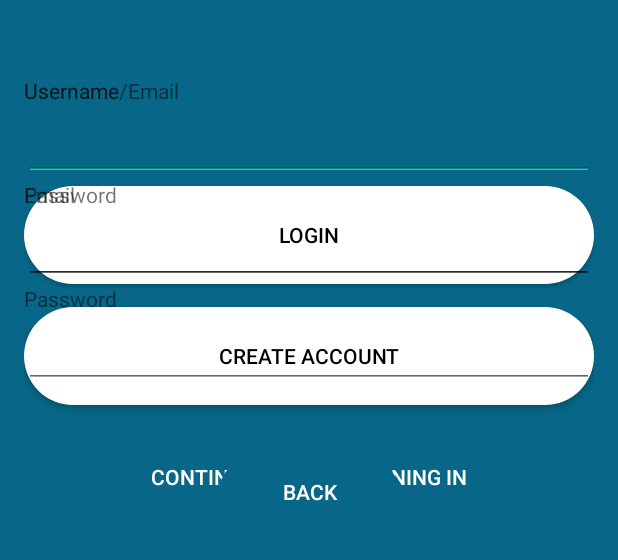
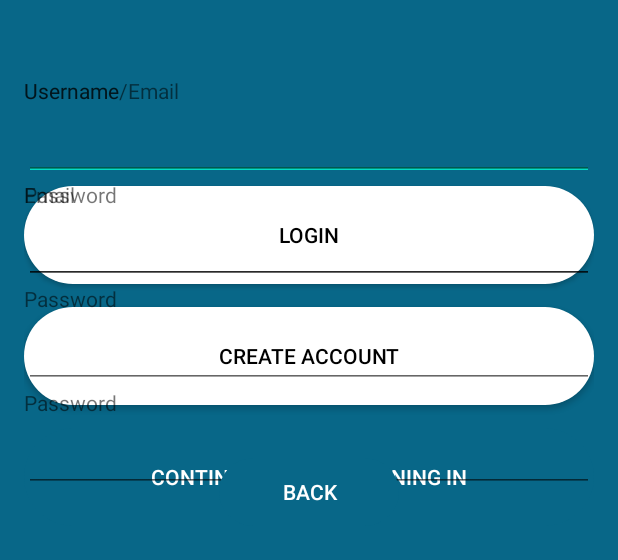
Before and after one commit to EthanK300/Swiper, an Android app: the layout login_activity.xml on its own in the app's theme, with its tools: preview values and no code run, on a phone screen of 412 x 824 dp, the part 591-1151 px from its top. Run offline under Robolectric (Android 15) with nearby library versions, the phone set to English and light mode, and no system bars.

Commit message:
add confirm password fields

```diff
--- a/app/src/main/res/layout/login_activity.xml
+++ b/app/src/main/res/layout/login_activity.xml
@@ -173,6 +173,22 @@
             app:layout_constraintStart_toStartOf="parent"
             app:layout_constraintTop_toBottomOf="@id/register_password_prompt"
             />
+        <TextView
+            android:id="@+id/register_cpassword_prompt"
+            android:layout_height="wrap_content"
+            android:layout_width="fill_parent"
+            android:text="Password"
+            app:layout_constraintStart_toStartOf="parent"
+            app:layout_constraintTop_toBottomOf="@id/register_password_input"
+            />
+        <EditText
+            android:id="@+id/register_cpassword_input"
+            android:layout_height="50sp"
+            android:layout_width="match_parent"
+            android:inputType="text"
+            app:layout_constraintStart_toStartOf="parent"
+            app:layout_constraintTop_toBottomOf="@id/register_cpassword_prompt"
+            />
     </androidx.constraintlayout.widget.ConstraintLayout>
     <Button
         android:id="@+id/backButton"
```
